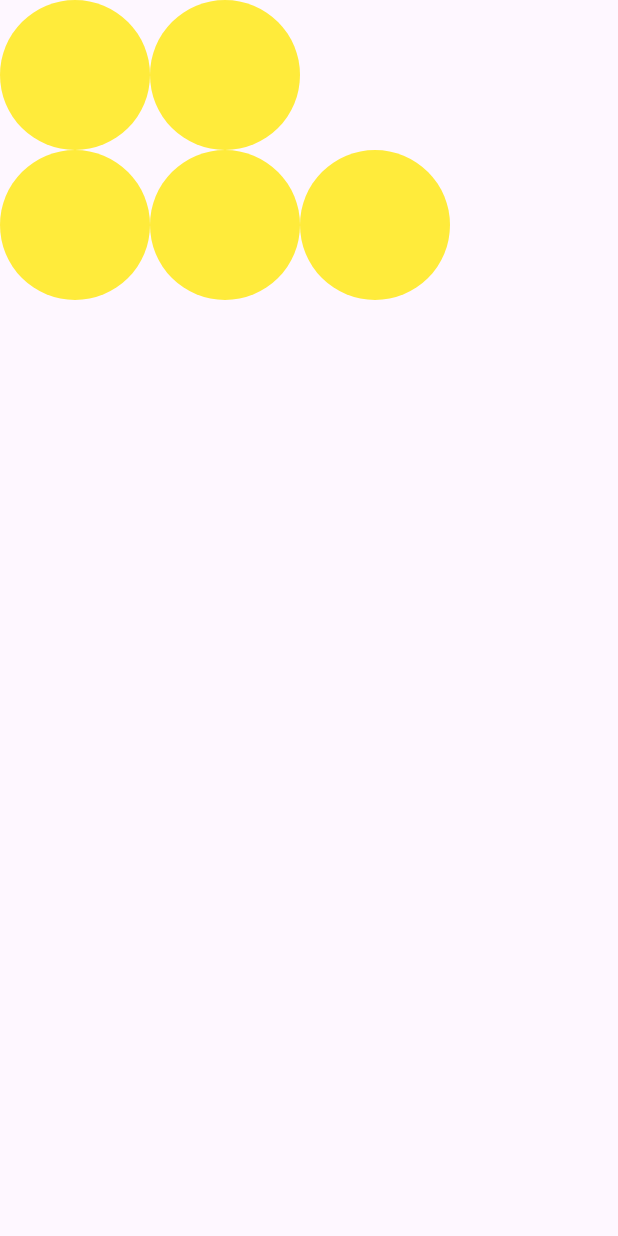
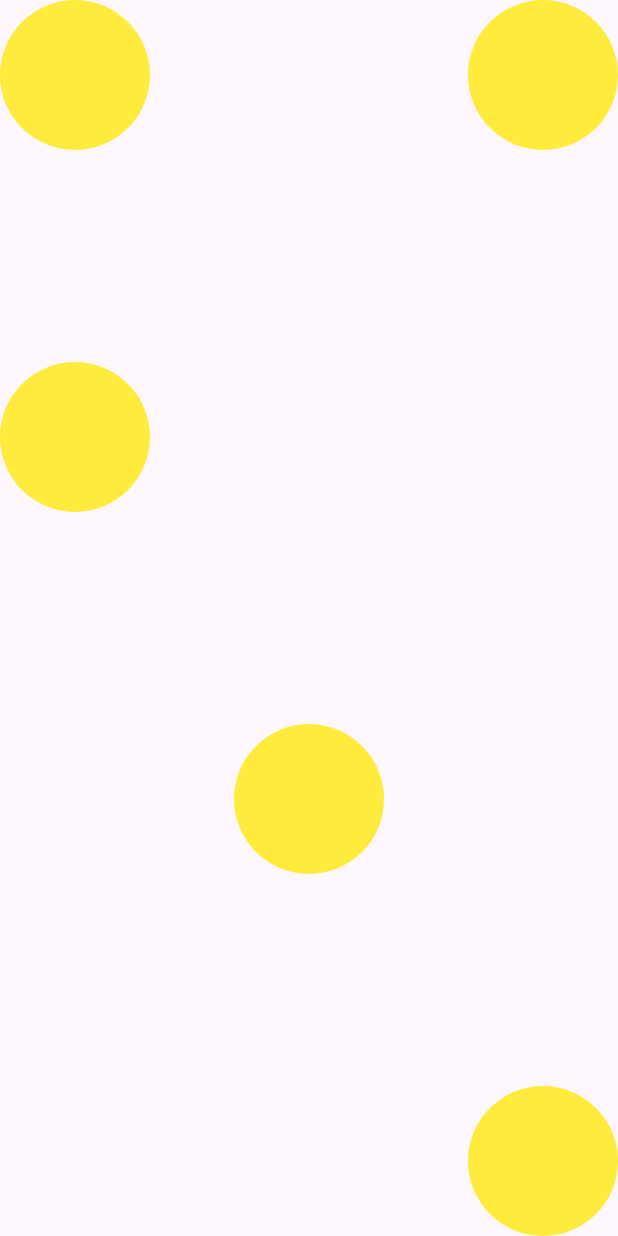
Before and after one commit to botirnabiev23/flutter_lesson_2, a Flutter app: the screen it shows after launch, on a phone screen of 412 x 824 dp. Run offline on Flutter 3.47's test engine with Material 3 defaults, Android fonts, the phone set to English and light mode, and no system bars.

```diff
--- a/lib/home_page4.dart
+++ b/lib/home_page4.dart
@@ -7,29 +7,10 @@ class HomePage4 extends StatelessWidget {
   Widget build(BuildContext context) {
     return Scaffold(
       body: SafeArea(
-        child: Column(
+        child: Row(
+          mainAxisAlignment: MainAxisAlignment.spaceBetween,
           children: [
-            Row(
-              children: [
-                Container(
-                  width: 100,
-                  height: 100,
-                  decoration: const BoxDecoration(
-                    shape: BoxShape.circle,
-                    color: Colors.yellow,
-                  ),
-                ),
-                Container(
-                  width: 100,
-                  height: 100,
-                  decoration: const BoxDecoration(
-                    shape: BoxShape.circle,
-                    color: Colors.yellow,
-                  ),
-                ),
-              ],
-            ),
-            Row(
+            Column(
               children: [
                 Container(
                   width: 100,
@@ -56,7 +37,28 @@ class HomePage4 extends StatelessWidget {
                   ),
                 ),
               ],
-            )
+            ),
+            Column(
+              mainAxisAlignment: MainAxisAlignment.spaceBetween,
+              children: [
+                Container(
+                  width: 100,
+                  height: 100,
+                  decoration: const BoxDecoration(
+                    shape: BoxShape.circle,
+                    color: Colors.yellow,
+                  ),
+                ),
+                Container(
+                  width: 100,
+                  height: 100,
+                  decoration: const BoxDecoration(
+                    shape: BoxShape.circle,
+                    color: Colors.yellow,
+                  ),
+                ),
+              ],
+            ),
           ],
         ),
       ),
--- /dev/null
+++ b/lib/home_page6.dart
@@ -0,0 +1,42 @@
+import 'package:flutter/material.dart';
+
+class HomePage6 extends StatelessWidget {
+  const HomePage6({super.key});
+
+  @override
+  Widget build(BuildContext context) {
+    final myContainer = Container(
+      width: 100,
+      height: 100,
+      decoration: const BoxDecoration(
+        shape: BoxShape.circle,
+        color: Colors.yellow,
+      ),
+    );
+    return Scaffold(
+      body: SafeArea(
+        child: Column(
+          mainAxisAlignment: MainAxisAlignment.spaceBetween,
+          children: [
+            Row(
+              mainAxisAlignment: MainAxisAlignment.spaceBetween,
+              children: [myContainer, myContainer],
+            ),
+            Row(
+              mainAxisAlignment: MainAxisAlignment.start,
+              children: [myContainer,],
+            ),
+            Align(
+              alignment: Alignment.center,
+              child: myContainer,
+            ),
+            Align(
+              alignment: Alignment.bottomRight,
+              child: myContainer,
+            ),
+          ],
+        ),
+      ),
+    );
+  }
+}
--- a/lib/main.dart
+++ b/lib/main.dart
@@ -3,6 +3,8 @@ import 'home_page.dart';
 import 'home_page2.dart';
 import 'home_page3.dart';
 import 'home_page4.dart';
+import 'home_page5.dart';
+import 'home_page6.dart';
 
 
 void main() {
@@ -15,7 +17,7 @@ class App extends StatelessWidget {
   @override
   Widget build(BuildContext context) {
     return const MaterialApp(
-      home: HomePage4(),
+      home: HomePage6(),
     );
   }
 }
```
Also changed, not shown: lib/home_page5.dart (added, +39 -0 lines).
